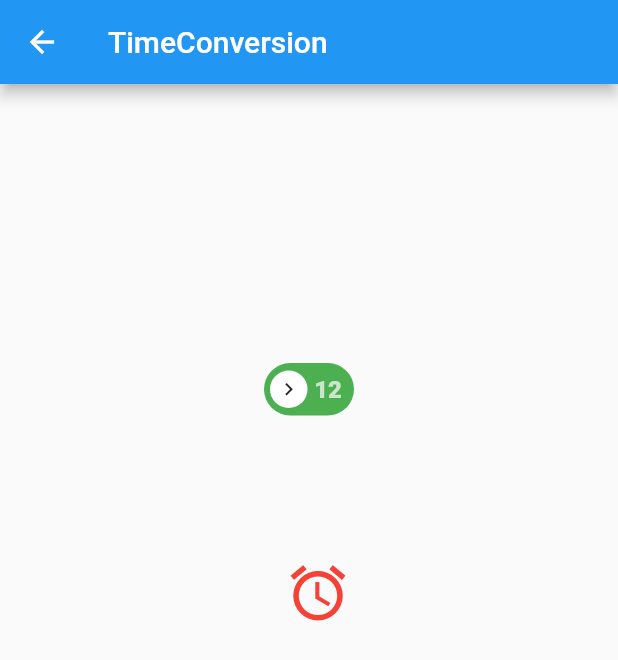
After one commit to SergioSorokin/sergey-sorokin-basics, a Flutter app: the screen it shows after launch, after a tap on "TimeConversion", on a phone screen of 412 x 824 dp. The commit adds this screen. Shown: the top 660 px of the screen. Run offline on Flutter 3.47's test engine with Material 2 defaults, Android fonts, the phone set to English and light mode, and no system bars; drawn by our look-alikes of flutter_switch.

Commit message:
added time conversion to project

```diff
--- /dev/null
+++ b/lib/basis/3/time_conversion.dart
@@ -0,0 +1,99 @@
+import 'package:flutter/material.dart';
+import 'package:flutter_switch/flutter_switch.dart';
+
+class TimeConversion extends StatefulWidget {
+  static const String routName = '/timeConversion';
+  const TimeConversion({Key? key}) : super(key: key);
+
+  @override
+  _TimeConversionState createState() => _TimeConversionState();
+}
+
+class _TimeConversionState extends State<TimeConversion> {
+  String _hour12 = '';
+  String _hour24 = '';
+  String _minute = '';
+  String _time12 = '';
+  String _time24 = '';
+
+  bool isChek = false;
+
+  TimeOfDay selectedTime = TimeOfDay(hour: 00, minute: 00);
+  @override
+  Widget build(BuildContext context) {
+    return Scaffold(
+      appBar: AppBar(
+        title: Text('TimeConversion'),
+      ),
+      body: Center(
+        child: Column(
+          mainAxisAlignment: MainAxisAlignment.center,
+          children: [
+            FlutterSwitch(
+              activeText: '24',
+              inactiveText: '12',
+              padding: 4.0,
+              width: 60,
+              borderRadius: 30.0,
+              showOnOff: true,
+              value: isChek,
+              onToggle: (bool value) {
+                this.setState(
+                  () {
+                    isChek = value;
+                  },
+                );
+              },
+              activeIcon: Icon(Icons.keyboard_arrow_left_outlined),
+              inactiveIcon: Icon(Icons.keyboard_arrow_right_outlined),
+              activeColor: Colors.indigo,
+              inactiveColor: Colors.green,
+            ),
+            Padding(
+              padding: const EdgeInsets.only(top: 88.0, bottom: 150),
+              child: IconButton(
+                icon: Icon(
+                  Icons.access_alarm,
+                  color: Colors.red,
+                  size: 44,
+                ),
+                onPressed: () {
+                  _selectTime(context);
+                },
+              ),
+            ),
+            Text(
+              isChek ? _time24 : _time12,
+              style: TextStyle(
+                fontSize: 64,
+                color: Colors.deepPurpleAccent,
+              ),
+            )
+          ],
+        ),
+      ),
+    );
+  }
+
+  Future<void> _selectTime(BuildContext context) async {
+    final TimeOfDay? picked = await showTimePicker(
+      context: context,
+      initialTime: selectedTime,
+    );
+
+    if (picked != null)
+      setState(
+        () {
+          String am = '';
+          selectedTime = picked;
+          picked.period == DayPeriod.am ? am = 'AM' : am = 'PM';
+
+          _hour24 = selectedTime.hour.toString();
+          _hour12 = selectedTime.hourOfPeriod.toString();
+          _minute = selectedTime.minute.toString();
+          _time24 = '$_hour24 : $_minute';
+          _time12 = '$_hour12 : $_minute $am';
+        },
+      );
+  }
+}
--- a/lib/home_page.dart
+++ b/lib/home_page.dart
@@ -2,6 +2,7 @@ import 'package:flutter/material.dart';
 import 'package:pdp_project/basis/1/18_factorial.dart';
 import 'package:pdp_project/basis/1/324_four_digit_palindrome.dart';
 import 'package:pdp_project/basis/3/number_systems.dart';
+import 'package:pdp_project/basis/3/time_conversion.dart';
 
 class HomePage {
   static const String routName = '/homePage';
@@ -62,6 +63,20 @@ class HomePage {
                       style: TextStyle(fontSize: 32),
                     )),
               ),
+              Padding(
+                padding: const EdgeInsets.only(top: 16),
+                child: TextButton(
+                    onPressed: () {
+                      Navigator.pushNamed(
+                        context,
+                        TimeConversion.routName,
+                      );
+                    },
+                    child: Text(
+                      'TimeConversion',
+                      style: TextStyle(fontSize: 32),
+                    )),
+              ),
             ],
           ),
         ),
--- a/lib/main.dart
+++ b/lib/main.dart
@@ -3,6 +3,7 @@ import 'package:flutter/material.dart';
 import 'package:pdp_project/basis/1/18_factorial.dart';
 import 'package:pdp_project/basis/1/324_four_digit_palindrome.dart';
 import 'package:pdp_project/basis/3/number_systems.dart';
+import 'package:pdp_project/basis/3/time_conversion.dart';
 import 'package:pdp_project/home_page.dart';
 
 main() {
@@ -21,6 +22,7 @@ class App extends StatelessWidget {
         Factorial.routName: (context) => Factorial(),
         FourDigitPalindrome.routName: (context) => FourDigitPalindrome(),
         NumberSystems.routName: (context) => NumberSystems(),
+        TimeConversion.routName: (context) => TimeConversion(),
       },
       initialRoute: HomePage.routName,
     );
--- a/pubspec.yaml
+++ b/pubspec.yaml
@@ -28,6 +28,10 @@ dependencies:
   # The following adds the Cupertino Icons font to your application.
   # Use with the CupertinoIcons class for iOS style icons.
   cupertino_icons: ^1.0.2
+  intl: ^0.17.0
+  time: ^2.0.0
+  date_format: ^2.0.4
+  flutter_switch: ^0.3.2
 
 dev_dependencies:
   flutter_test:
```
